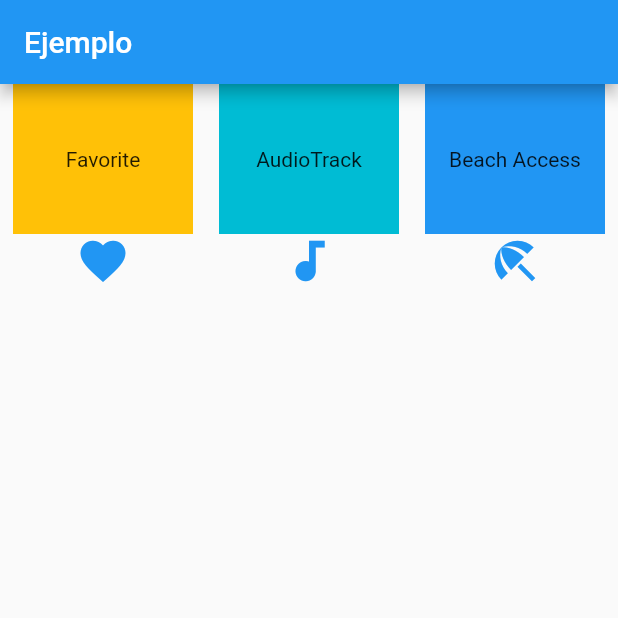
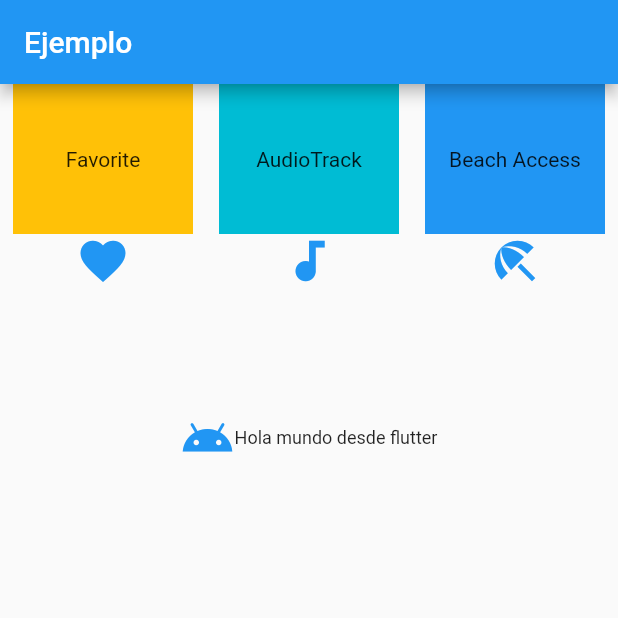
Before and after one commit to josemolina2014/fllutter, a Flutter app: the screen it shows after launch, on a phone screen of 412 x 824 dp, the top half of it. Run offline on Flutter 3.47's test engine with Material 2 defaults, Android fonts, the phone set to English and light mode, and no system bars.

Commit message:
Taller Flutter

```diff
--- /dev/null
+++ b/lib/componets/content_section.dart
@@ -0,0 +1,42 @@
+  import 'package:flutter/material.dart';
+
+  class ContentSection extends StatelessWidget {
+    const ContentSection({
+      Key key,
+    }) : super(key: key);
+
+   @override
+    Widget build(BuildContext context) {
+      return Expanded(
+
+        child: Column(
+          children: [
+            Row (
+              mainAxisAlignment: MainAxisAlignment.center, //Center Row contents horizontally,
+              crossAxisAlignment: CrossAxisAlignment.center, //Center Row contents vertically,
+              children: [
+                          Icon(
+                              Icons.android_sharp,
+                              color: Colors.blue,
+                              size: 36.0,
+                            ),
+
+                            Container(
+                              height: 200,
+                              child: Center(
+                                child: Text(
+                                  'Hola mundo desde flutter',
+                                  style: TextStyle(
+                                    fontSize: 12,
+                                    fontWeight: FontWeight.w400,
+                                  ),
+                                ),
+                              ),
+                            ),
+                        ]
+                   ),
+            ],
+          ),
+        );
+    }
+  }
--- a/lib/main.dart
+++ b/lib/main.dart
@@ -2,6 +2,7 @@ import 'package:flutter/material.dart';
 import 'package:sampleProyect/componets/audiotrack_option.dart';
 import 'package:sampleProyect/componets/beach_access_option.dart';
 import 'package:sampleProyect/componets/favorite_option.dart';
+import 'package:sampleProyect/componets/content_section.dart';
 
 void main() {
   runApp(MyApp());
@@ -15,11 +16,20 @@ class MyApp extends StatelessWidget {
           title: Text('Ejemplo'),
         ),
         body: Container(
-          child: Row(
+         child: Column(
             children: [
-              FavoriteOption(),
-              AudioTrackOption(),
-              BeachAccessOption(),
+              Row(
+                children: [
+                  FavoriteOption(),
+                  AudioTrackOption(),
+                  BeachAccessOption(),
+                ],
+              ),
+              Row(
+                children: [
+                  ContentSection(),
+                ],
+              ),
             ],
           ),
         ),
```
